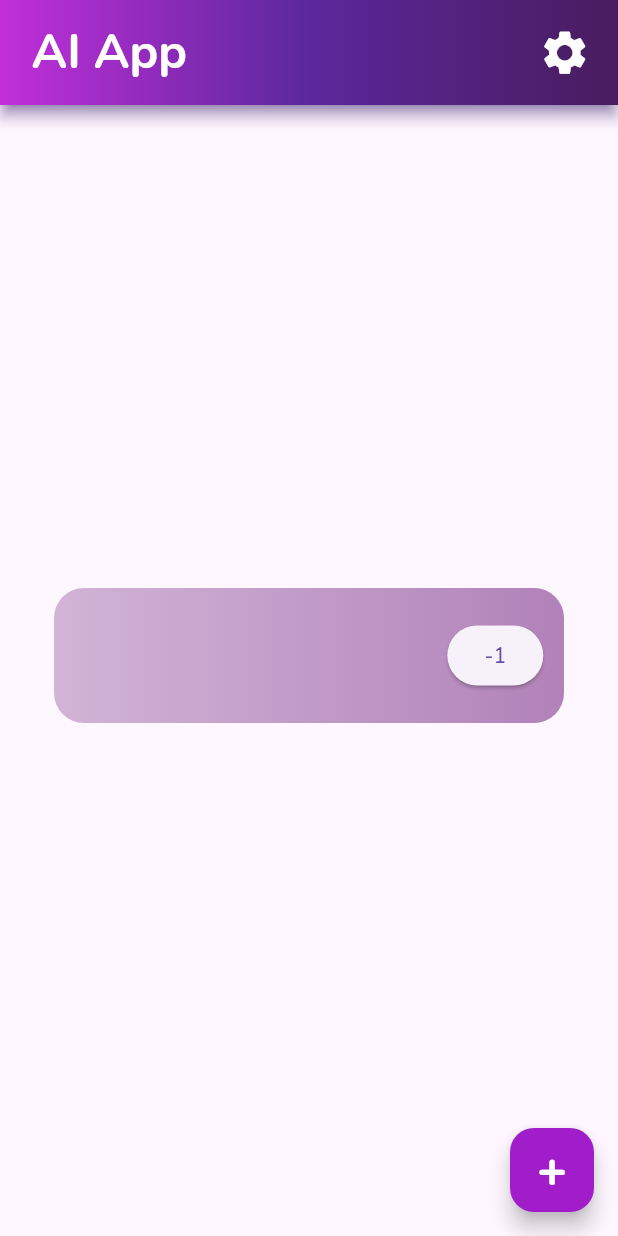
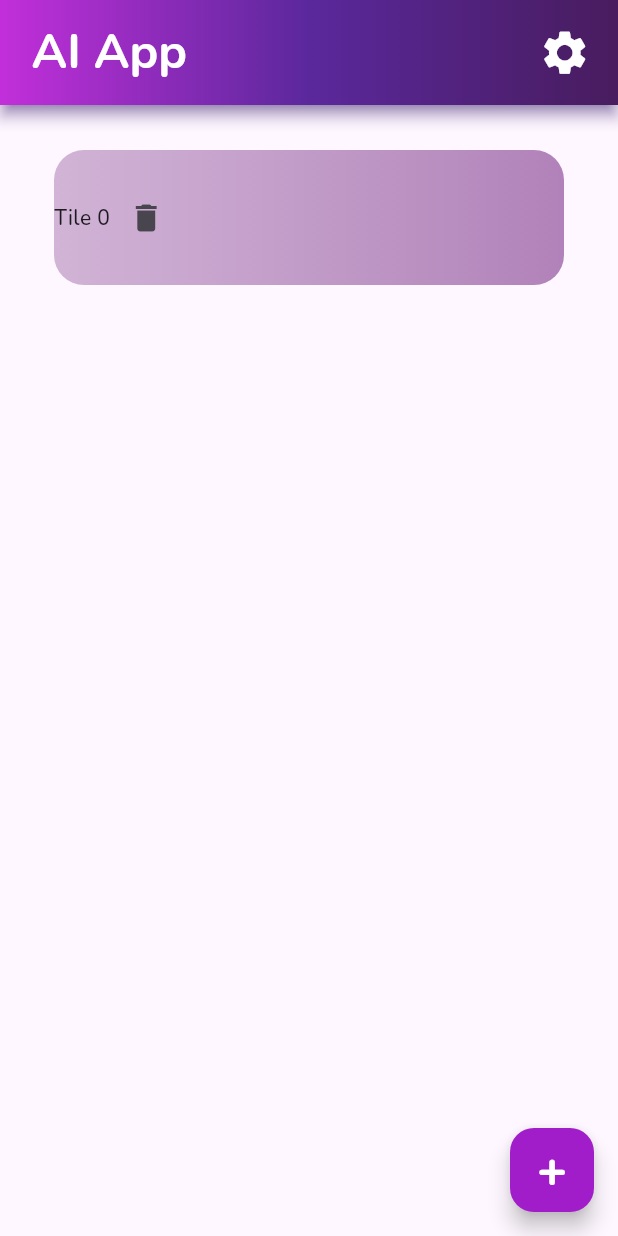
Before and after one commit to Proman2702/olymp, a Flutter app: the screen it shows after launch, after a tap on an icon or button, on a phone screen of 412 x 824 dp. Run offline on Flutter 3.47's test engine with Material 3 defaults, Android fonts, the phone set to English and light mode, and no system bars.

Commit message:
working2.3

```diff
--- /dev/null
+++ b/lib/features/home/page.dart
@@ -0,0 +1,101 @@
+import "package:flutter/material.dart";
+import "package:my_app/features/home/tile.dart";
+import "package:my_app/src/colors/gradients/appbar.dart";
+
+class HomePage extends StatefulWidget {
+  const HomePage({super.key});
+
+  @override
+  State<HomePage> createState() => _HomePageState();
+}
+
+class _HomePageState extends State<HomePage> {
+  int num = 0;
+  List<String> playTiles = [];
+
+  void addTile() {
+    setState(() {
+      playTiles.add("Tile $num");
+      num++;
+    });
+  }
+
+  void removeTile(int index) {
+    setState(() {
+      playTiles.removeAt(index);
+      num--;
+    });
+  }
+
+  Widget buildTile(int index) {
+    return Stack(
+      alignment: Alignment.center,
+      children: [
+        const SizedBox(height: 110),
+        ContainerTile(
+            num: index,
+            child: Row(
+              children: [
+                Text(playTiles[index]),
+                IconButton(
+                    onPressed: () {
+                      removeTile(index);
+                    },
+                    icon: const Icon(Icons.delete))
+              ],
+            )),
+      ],
+    );
+  }
+
+  @override
+  Widget build(BuildContext context) {
+    return Scaffold(
+      appBar: AppBar(
+          elevation: 4,
+          toolbarHeight: 70,
+          shadowColor: Colors.deepPurple,
+          leadingWidth: 20,
+          flexibleSpace: Container(
+            decoration: BoxDecoration(gradient: AppbarGrad()),
+          ),
+          title: Container(
+            padding: const EdgeInsets.all(5),
+            child: const Text(
+              "AI App",
+              style: TextStyle(
+                  fontSize: 32.0,
+                  fontWeight: FontWeight.w700,
+                  color: Colors.white),
+            ),
+          ),
+          actions: [
+            IconButton(
+              onPressed: () {
+                Navigator.of(context).pushNamed("/settings");
+              },
+              icon: Icon(Icons.settings),
+              color: Colors.white,
+              iconSize: 35,
+            ),
+            const SizedBox(width: 10)
+          ]),
+      body: ListView.builder(
+          padding: const EdgeInsets.only(top: 20, bottom: 20),
+          itemCount: num,
+          itemBuilder: (context, index) => buildTile(index)),
+      floatingActionButton: FloatingActionButton(
+        backgroundColor: const Color.fromARGB(255, 161, 29, 201),
+        onPressed: () {
+          addTile();
+        },
+        child: const Center(
+            child: Text(
+          "+",
+          textScaler: TextScaler.linear(2.4),
+          style: TextStyle(color: Colors.white, fontWeight: FontWeight.w800),
+        )),
+      ),
+    );
+  }
+}
--- a/lib/main.dart
+++ b/lib/main.dart
@@ -1,10 +1,8 @@
-// ignore_for_file: prefer_const_constructors
+import 'package:flutter/material.dart';
+import 'package:my_app/features/home/page.dart';
+import 'package:my_app/features/settings/page.dart';
 
-import 'package:flutter/material.dart';
-import 'package:my_app/src/colors/gradients/appbar.dart';
-import 'package:my_app/features/tiles_list/tile.dart';
-
-void main() => runApp(App());
+void main() => runApp(const App());
 
 class App extends StatelessWidget {
   const App({super.key});
@@ -14,132 +12,6 @@ class App extends StatelessWidget {
     return MaterialApp(routes: {
       "/": (context) => HomePage(),
       "/settings": (context) => SettingsPage()
-    }, title: 'test', theme: ThemeData(fontFamily: 'Nunito'));
+    }, theme: ThemeData(fontFamily: 'Nunito'));
   }
 }
-
-class HomePage extends StatefulWidget {
-  const HomePage({super.key});
-
-  @override
-  State<HomePage> createState() => _HomePageState();
-}
-
-class _HomePageState extends State<HomePage> {
-  List<Widget> playTiles = [];
-  int num = -1;
-
-  void removeTile(n) {
-    playTiles.removeAt(n);
-    num--;
-    setState(() {});
-  }
-
-  void addTile() {
-    playTiles.add(Column(
-      children: [
-        ContainerTile(
-            num: num,
-            child: ElevatedButton(
-                onPressed: () {
-                  removeTile(this.num);
-                },
-                child: Text("$num"))),
-        SizedBox(height: 20)
-      ],
-    ));
-    num++;
-    setState(() {});
-  }
-
-  @override
-  Widget build(BuildContext context) {
-    return Scaffold(
-      appBar: AppBar(
-          elevation: 4,
-          toolbarHeight: 70,
-          shadowColor: Colors.deepPurple,
-          leadingWidth: 20,
-          flexibleSpace: Container(
-            decoration: BoxDecoration(gradient: AppbarGrad()),
-          ),
-          title: Container(
-            padding: const EdgeInsets.all(5),
-            child: const Text(
-              "AI App",
-              style: TextStyle(
-                  fontSize: 32.0,
-                  fontWeight: FontWeight.w700,
-                  color: Colors.white),
-            ),
-          ),
-          actions: [
-            IconButton(
-              onPressed: () {
-                Navigator.of(context).pushNamed("/settings");
-              },
-              icon: Icon(Icons.settings),
-              color: Colors.white,
-              iconSize: 35,
-            ),
-            SizedBox(width: 10)
-          ]),
-      body: Center(
-        child: SingleChildScrollView(
-            child: Column(
-          children: playTiles,
-        )),
-      ),
-      floatingActionButton: FloatingActionButton(
-        backgroundColor: const Color.fromARGB(255, 161, 29, 201),
-        onPressed: () {
-          addTile();
-        },
-        child: const Center(
-            child: Text(
-          "+",
-          textScaler: TextScaler.linear(2.4),
-          style: TextStyle(color: Colors.white, fontWeight: FontWeight.w800),
-        )),
-      ),
-    );
-  }
-}
-
-class SettingsPage extends StatelessWidget {
-  const SettingsPage({super.key});
-
-  @override
-  Widget build(BuildContext context) {
-    return Scaffold(
-      appBar: AppBar(
-          elevation: 4,
-          toolbarHeight: 70,
-          shadowColor: Colors.deepPurple,
-          leadingWidth: 50,
-          flexibleSpace: Container(
-            decoration: BoxDecoration(gradient: AppbarGrad()),
-          ),
-          leading: IconButton(
-            onPressed: () {
-              Navigator.of(context).pop();
-            },
-            icon: Icon(Icons.arrow_back),
-            iconSize: 35,
-            color: Colors.white,
-          ),
-          title: Center(
-            child: Container(
-              padding: const EdgeInsets.only(right: 30),
-              child: const Text(
-                "Настройки",
-                style: TextStyle(
-                    fontSize: 32.0,
-                    fontWeight: FontWeight.w700,
-                    color: Colors.white),
-              ),
-            ),
-          )),
-    );
-  }
-}
--- a/lib/src/colors/colors.dart
+++ b/lib/src/colors/colors.dart
@@ -1,6 +1,6 @@
 class CustomColors {
   final List<int> appbarGrad = [0xffc22fda, 0xff5b289c, 0xff481c5e];
-  final List<int> tileGrad = [0xffd1B4d6, 0xffb182b9];
+  final List<int> tileGrad = [0xffD1B4D6, 0xffB182B9];
 
   int main = 0xff743f82;
   int bright = 0xff761e95;
```
Also changed, not shown: lib/features/settings/page.dart (added, +40 -0 lines), lib/features/home/tile.dart (renamed from lib/features/tiles_list/tile.dart).
